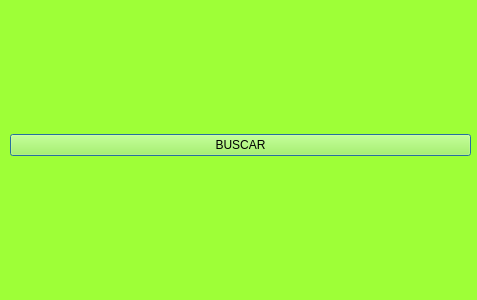
The window that hulk.ui (h0landa/Hulk) describes before a commit, drawn with Qt 5.
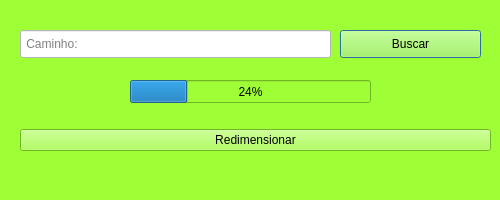
The same window after the commit.

What changed in the file:
```diff
--- a/hulk.ui
+++ b/hulk.ui
@@ -6,8 +6,8 @@
    <rect>
     <x>0</x>
     <y>0</y>
-    <width>477</width>
-    <height>300</height>
+    <width>500</width>
+    <height>200</height>
    </rect>
   </property>
   <property name="windowTitle">
@@ -16,25 +16,68 @@
   <property name="styleSheet">
    <string notr="true">background-color: rgb(158, 255, 55);</string>
   </property>
+  <widget class="QPushButton" name="pushButton">
+   <property name="geometry">
+    <rect>
+     <x>340</x>
+     <y>30</y>
+     <width>141</width>
+     <height>28</height>
+    </rect>
+   </property>
+   <property name="text">
+    <string>Buscar</string>
+   </property>
+  </widget>
+  <widget class="QLineEdit" name="lineEdit">
+   <property name="geometry">
+    <rect>
+     <x>20</x>
+     <y>30</y>
+     <width>311</width>
+     <height>28</height>
+    </rect>
+   </property>
+   <property name="styleSheet">
+    <string notr="true">background-color: rgb(255, 255, 255);
+border-color: rgb(255, 255, 255);</string>
+   </property>
+   <property name="placeholderText">
+    <string> Caminho:</string>
+   </property>
+  </widget>
   <widget class="QWidget" name="verticalLayoutWidget">
    <property name="geometry">
     <rect>
-     <x>10</x>
-     <y>90</y>
-     <width>461</width>
-     <height>111</height>
+     <x>20</x>
+     <y>100</y>
+     <width>471</width>
+     <height>80</height>
     </rect>
    </property>
    <layout class="QVBoxLayout" name="verticalLayout">
     <item>
-     <widget class="QPushButton" name="pushButton">
+     <widget class="QPushButton" name="pushButton_2">
       <property name="text">
-       <string>BUSCAR</string>
+       <string>Redimensionar</string>
       </property>
      </widget>
     </item>
    </layout>
   </widget>
+  <widget class="QProgressBar" name="progressBar">
+   <property name="geometry">
+    <rect>
+     <x>130</x>
+     <y>80</y>
+     <width>241</width>
+     <height>23</height>
+    </rect>
+   </property>
+   <property name="value">
+    <number>24</number>
+   </property>
+  </widget>
  </widget>
  <resources/>
  <connections/>
```
